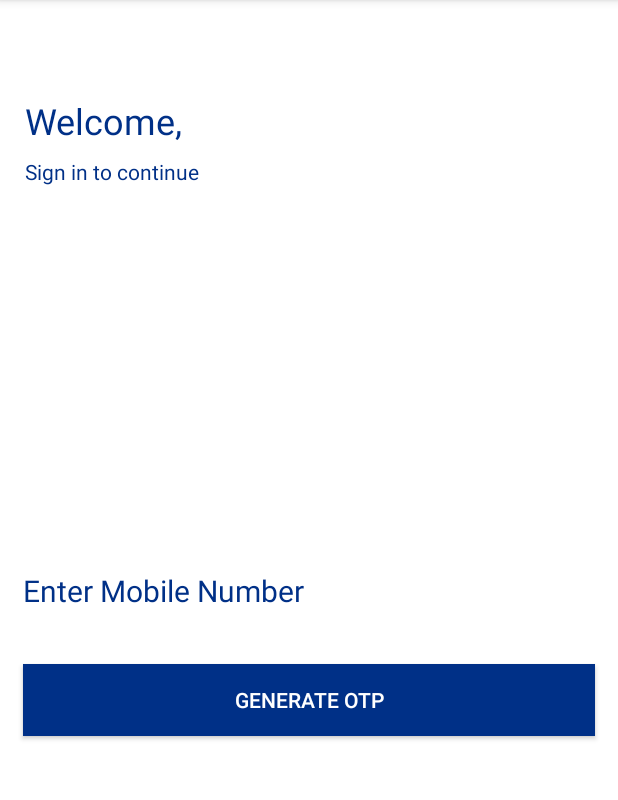
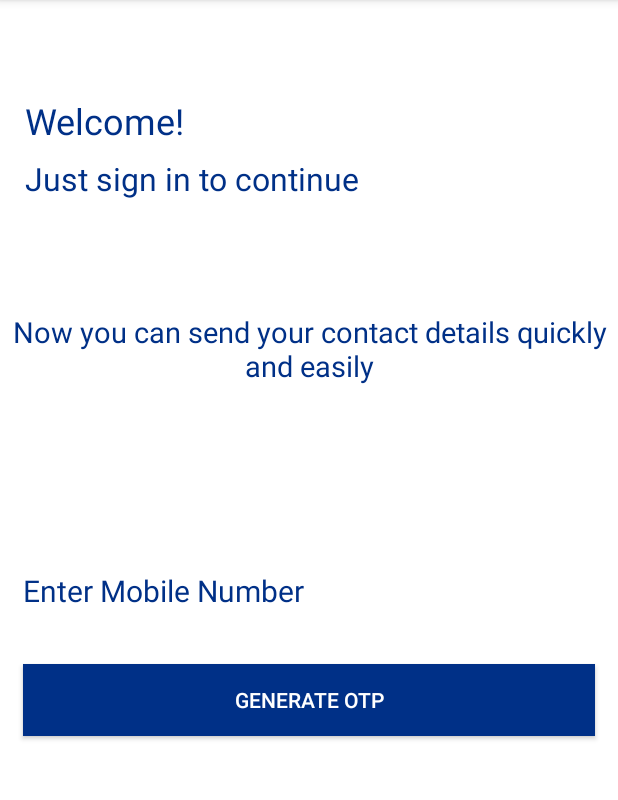
Before and after one commit to InvincibleSarthak/Contact-Sharing, an Android app: the screen it shows after launch (MainActivity), on a phone screen of 412 x 824 dp, the part 84-884 px from its top. Run offline under Robolectric (Android 15) with nearby library versions, the phone set to English and light mode, and no system bars.

Commit message:
Text changes

```diff
--- a/app/src/main/res/layout/activity_main.xml
+++ b/app/src/main/res/layout/activity_main.xml
@@ -32,6 +32,7 @@
             app:layout_constraintStart_toStartOf="parent"
             app:layout_constraintTop_toTopOf="parent" />
 
+
         <TextView
             android:id="@+id/welcome_text"
             android:layout_width="wrap_content"
@@ -41,13 +42,29 @@
             android:ems="10"
             android:text="@string/sign_in"
             android:textColor="@color/blue"
-            android:textSize="14sp"
+            android:textSize="21sp"
             app:layout_constraintEnd_toEndOf="parent"
             app:layout_constraintHorizontal_bias="0.124"
             app:layout_constraintStart_toStartOf="parent"
             app:layout_constraintTop_toTopOf="parent" />
 
     </LinearLayout>
+
+    <TextView
+        android:id="@+id/heading_main"
+        android:layout_width="match_parent"
+        android:layout_height="wrap_content"
+        android:layout_marginTop="208dp"
+        android:textAlignment="center"
+        android:background="@android:color/transparent"
+        android:ems="10"
+        android:text="@string/heading_main"
+        android:textColor="@color/blue"
+        android:textSize="19sp"
+        app:layout_constraintEnd_toEndOf="parent"
+        app:layout_constraintStart_toStartOf="parent"
+        app:layout_constraintTop_toTopOf="parent" />
+
     <EditText
         android:id="@+id/phone_number"
         android:layout_width="match_parent"
--- a/app/src/main/res/values/strings.xml
+++ b/app/src/main/res/values/strings.xml
@@ -5,9 +5,10 @@
     <string name="login">LOGIN</string>
     <string name="send">GENERATE OTP</string>
     <string name="send_message">SEND</string>
-    <string name="welcome">Welcome,</string>
-    <string name="sign_in">Sign in to continue</string>
-    <string name="full_name">Full Name</string>
+    <string name="welcome">Welcome!</string>
+    <string name="heading_main">Now you can send your contact details quickly and easily</string>
+    <string name="sign_in">Just sign in to continue</string>
+    <string name="full_name">*Full Name</string>
     <string name="profession">Profession</string>
     <string name="website">Personal Website or Blog</string>
     <string name="company">Company</string>
@@ -16,7 +17,7 @@
     <string name="profile_heading">My Details</string>
     <string name="company_title">Title</string>
     <string name="message">Write a message!!</string>
-    <string name="mobile_number">Mobile Number</string>
+    <string name="mobile_number">*Mobile Number</string>
     <string name="e_mail_id">E-Mail Id</string>
     <string name="signUp">Sign Up</string>
     <string name="navigation_drawer_open">Open navigation drawer</string>
@@ -36,7 +37,7 @@
     <string name="button">Button</string>
     <string name="official_mobile_number">Official Phone Number</string>
     <string name="alt_mobile_number">Alternate Mobile Number</string>
-    <string name="LOCATION">Location</string>
+    <string name="LOCATION">*Location</string>
 
     <!-- TODO: Remove or change this placeholder text -->
     <string name="hello_blank_fragment">Hello blank fragment</string>
```
